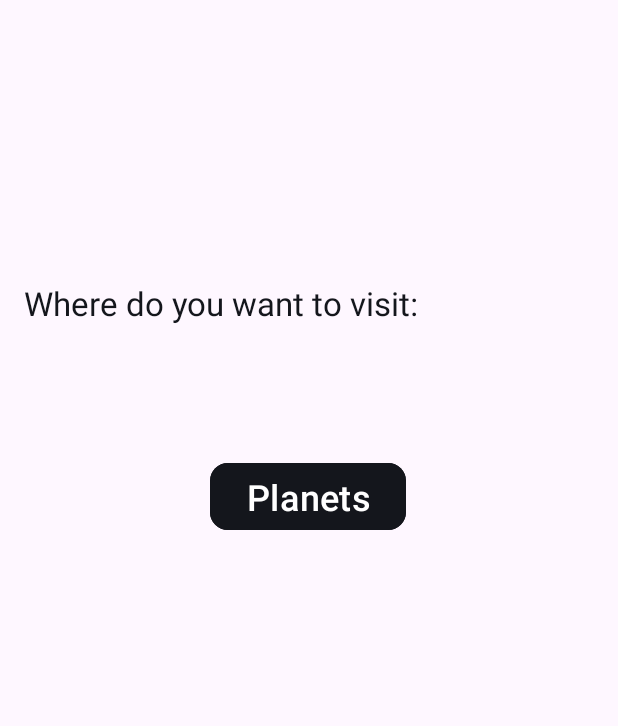
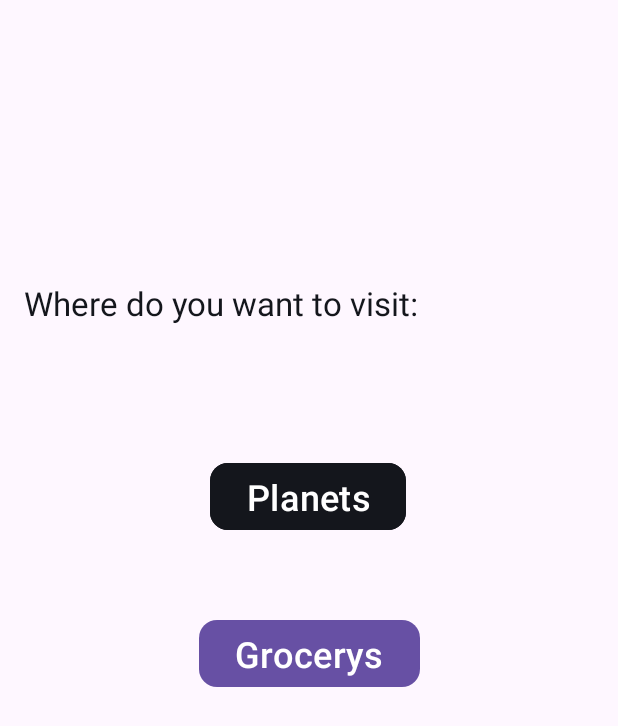
Before and after one commit to Kharka25/multi_apps, an Android app: the layout activity_home.xml on its own in the app's theme, with its tools: preview values and no code run, on a phone screen of 412 x 824 dp. Shown: the top 726 px of the screen. Run offline under Robolectric (Android 15) with nearby library versions, the phone set to English and light mode, and no system bars.

Commit message:
setup grocery app

```diff
--- a/app/src/main/AndroidManifest.xml
+++ b/app/src/main/AndroidManifest.xml
@@ -12,6 +12,9 @@
         android:supportsRtl="true"
         android:theme="@style/Theme.MultiApps"
         tools:targetApi="31">
+        <activity
+            android:name=".grocery.GroceryActivity"
+            android:exported="false" />
         <activity
             android:name=".planets.PlanetsActivity"
             android:exported="false" />
--- a/app/src/main/java/com/example/multiapps/MainActivity.java
+++ b/app/src/main/java/com/example/multiapps/MainActivity.java
@@ -2,8 +2,6 @@ package com.example.multiapps;
 
 import android.content.Intent;
 import android.os.Bundle;
-import android.text.Editable;
-import android.text.TextWatcher;
 import android.widget.Button;
 import android.widget.EditText;
 import android.widget.Toast;
--- a/app/src/main/res/layout/activity_home.xml
+++ b/app/src/main/res/layout/activity_home.xml
@@ -2,10 +2,11 @@
 <androidx.constraintlayout.widget.ConstraintLayout xmlns:android="http://schemas.android.com/apk/res/android"
     xmlns:app="http://schemas.android.com/apk/res-auto"
     xmlns:tools="http://schemas.android.com/tools"
-    android:id="@+id/main"
+    android:id="@+id/homeId"
     android:layout_width="match_parent"
     android:layout_height="match_parent"
     tools:context=".HomeActivity">
+
     <TextView
         android:id="@+id/welcomeMessage"
         android:layout_width="match_parent"
@@ -19,6 +20,7 @@
         app:layout_constraintHorizontal_bias="0.0"
         app:layout_constraintStart_toStartOf="parent"
         app:layout_constraintTop_toTopOf="parent" />
+
     <TextView
         android:id="@+id/homeHeader"
         android:layout_width="match_parent"
@@ -32,6 +34,7 @@
         app:layout_constraintEnd_toEndOf="parent"
         app:layout_constraintStart_toStartOf="parent"
         app:layout_constraintTop_toBottomOf="@+id/welcomeMessage" />
+
     <Button
         android:id="@+id/planetsButton"
         android:layout_width="wrap_content"
@@ -45,4 +48,17 @@
         app:layout_constraintHorizontal_bias="0.498"
         app:layout_constraintStart_toStartOf="@+id/homeHeader"
         app:layout_constraintTop_toBottomOf="@+id/homeHeader" />
+
+    <Button
+        android:id="@+id/groceryButton"
+        android:layout_width="wrap_content"
+        android:layout_height="wrap_content"
+        android:layout_marginTop="52dp"
+        android:text="@string/grocerys_button_text"
+        android:textSize="24sp"
+        app:cornerRadius="12dp"
+        app:layout_constraintEnd_toEndOf="@+id/homeHeader"
+        app:layout_constraintStart_toStartOf="@+id/homeHeader"
+        app:layout_constraintTop_toBottomOf="@+id/planetsButton" />
+
 </androidx.constraintlayout.widget.ConstraintLayout>
--- a/app/src/main/res/layout/activity_main.xml
+++ b/app/src/main/res/layout/activity_main.xml
@@ -38,4 +38,5 @@
         app:layout_constraintHorizontal_bias="0.497"
         app:layout_constraintStart_toStartOf="@+id/userNameInput"
         app:layout_constraintTop_toBottomOf="@+id/userNameInput" />
+
 </androidx.constraintlayout.widget.ConstraintLayout>
--- a/app/src/main/res/layout/activity_planets.xml
+++ b/app/src/main/res/layout/activity_planets.xml
@@ -2,7 +2,7 @@
 <androidx.constraintlayout.widget.ConstraintLayout xmlns:android="http://schemas.android.com/apk/res/android"
     xmlns:app="http://schemas.android.com/apk/res-auto"
     xmlns:tools="http://schemas.android.com/tools"
-    android:id="@+id/main"
+    android:id="@+id/planetsAppId"
     android:layout_width="match_parent"
     android:layout_height="match_parent"
     tools:context=".planets.PlanetsActivity">
@@ -31,4 +31,5 @@
         app:layout_constraintStart_toEndOf="parent"
         app:layout_constraintTop_toBottomOf="@+id/textView"
         app:layout_constraintVertical_bias="0.0" />
+
 </androidx.constraintlayout.widget.ConstraintLayout>
--- a/app/src/main/res/values/strings.xml
+++ b/app/src/main/res/values/strings.xml
@@ -8,4 +8,6 @@
     <string name="planet_image">Planet Image</string>
     <string name="planet_name">Planet Name</string>
     <string name="moon_count">0 Moon</string>
+    <string name="grocery_app_header">Welcome to Grocery Store</string>
+    <string name="grocerys_button_text">Grocerys</string>
 </resources>
```
Also changed, not shown: app/src/main/java/com/example/multiapps/HomeActivity.java (+21 -15 lines), app/src/main/java/com/example/multiapps/grocery/GroceryActivity.java (added, +18 -0 lines), app/src/main/java/com/example/multiapps/planets/PlanetsActivity.java (+0 -8 lines), app/src/main/res/layout/activity_grocery.xml (added, +23 -0 lines).
